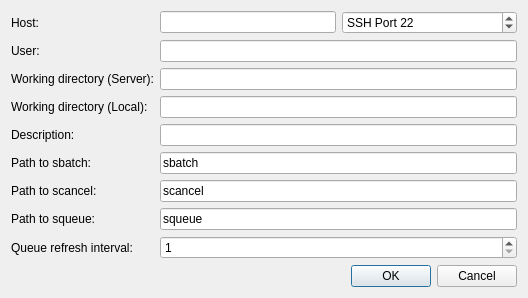
Before: the Qt Designer form src/globalsearch/queueinterfaces/slurmdialog.ui in xtalopt/XtalOpt, drawn with Qt 5.
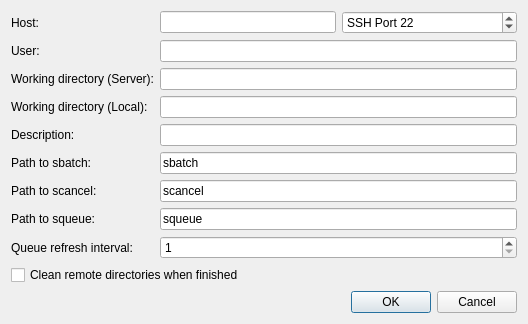
After: the same form once the commit is applied.

Commit message:
Add an option to clean up remote files for remote QIs.
The option is "Clean remote directories when finished" in the QI
configuration dialog. The option while delete the contents of each
structure directory (but not the directories themselves) when the
optimization is finished.

Patch:
```diff
--- a/src/globalsearch/queueinterfaces/slurmdialog.ui
+++ b/src/globalsearch/queueinterfaces/slurmdialog.ui
@@ -7,7 +7,7 @@
     <x>0</x>
     <y>0</y>
     <width>528</width>
-    <height>245</height>
+    <height>271</height>
    </rect>
   </property>
   <property name="sizePolicy">
@@ -229,7 +229,7 @@
      </property>
     </widget>
    </item>
-   <item row="10" column="3">
+   <item row="11" column="3">
     <widget class="QDialogButtonBox" name="buttonBox">
      <property name="orientation">
       <enum>Qt::Horizontal</enum>
@@ -246,7 +246,7 @@
      </property>
     </widget>
    </item>
-   <item row="9" column="3">
+   <item row="10" column="3">
     <spacer name="verticalSpacer">
      <property name="orientation">
       <enum>Qt::Vertical</enum>
@@ -269,6 +269,13 @@
      </property>
     </widget>
    </item>
+   <item row="9" column="0" colspan="4">
+    <widget class="QCheckBox" name="cb_cleanRemoteOnStop">
+     <property name="text">
+      <string>Clean remote directories when finished</string>
+     </property>
+    </widget>
+   </item>
   </layout>
  </widget>
  <tabstops>
```
Left out of the diff: 2 changed lines with no effect on the pictures. The commit also changes 16 other files.
